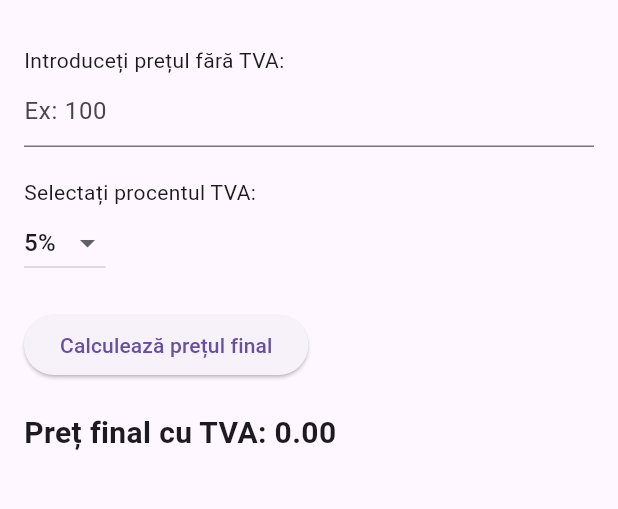
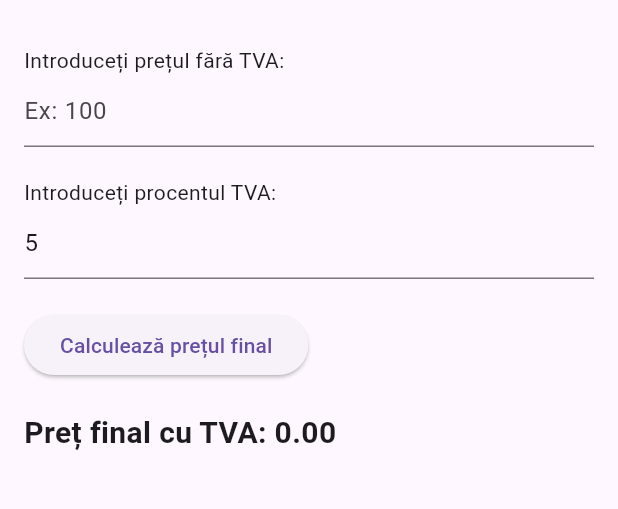
Before and after one commit to RuslanAfanasiev/Flutter, a Flutter app: the screen it shows after launch, after a tap on "Calculează prețul final", on a phone screen of 412 x 824 dp, the part 63-572 px from its top. Run offline on Flutter 3.47's test engine with Material 3 defaults, Android fonts, the phone set to English and light mode, and no system bars; our stand-ins replace flutter_svg.

Commit message:
Adding manual VAT

```diff
--- a/first_lab/lib/pages/tva_calculator_page.dart
+++ b/first_lab/lib/pages/tva_calculator_page.dart
@@ -9,13 +9,14 @@ class TvaCalculatorPage extends StatefulWidget {
 
 class _TvaCalculatorPageState extends State<TvaCalculatorPage> {
   final TextEditingController _priceController = TextEditingController();
-  double _selectedTVA = 0.05;
+  final TextEditingController _tvaController = TextEditingController(text: "5");
   double? _finalPrice;
 
   void _calculatePrice() {
     setState(() {
       double priceWithoutTVA = double.tryParse(_priceController.text) ?? 0;
-      _finalPrice = priceWithoutTVA * (1 + _selectedTVA);
+      double tvaPercent = double.tryParse(_tvaController.text) ?? 0;
+      _finalPrice = priceWithoutTVA * (1 + tvaPercent / 100);
     });
   }
 
@@ -35,19 +36,11 @@ class _TvaCalculatorPageState extends State<TvaCalculatorPage> {
               decoration: const InputDecoration(hintText: "Ex: 100"),
             ),
             const SizedBox(height: 20),
-            const Text("Selectați procentul TVA:"),
-            DropdownButton<double>(
-              value: _selectedTVA,
-              items: const [
-                DropdownMenuItem(value: 0.05, child: Text("5%")),
-                DropdownMenuItem(value: 0.08, child: Text("8%")),
-                DropdownMenuItem(value: 0.20, child: Text("20%")),
-              ],
-              onChanged: (value) {
-                setState(() {
-                  _selectedTVA = value!;
-                });
-              },
+            const Text("Introduceți procentul TVA:"),
+            TextField(
+              controller: _tvaController,
+              keyboardType: TextInputType.number,
+              decoration: const InputDecoration(hintText: "Ex: 5"),
             ),
             const SizedBox(height: 20),
             ElevatedButton(
@@ -56,11 +49,9 @@ class _TvaCalculatorPageState extends State<TvaCalculatorPage> {
             ),
             const SizedBox(height: 20),
             if (_finalPrice != null)
-              Text("Preț final cu TVA: ${_finalPrice!.toStringAsFixed(2)}",
-                style: const TextStyle(
-                  fontSize: 20,
-                  fontWeight: FontWeight.bold,
-                ),
+              Text(
+                "Preț final cu TVA: ${_finalPrice!.toStringAsFixed(2)}",
+                style: const TextStyle(fontSize: 20, fontWeight: FontWeight.bold),
               ),
           ],
         ),
```
